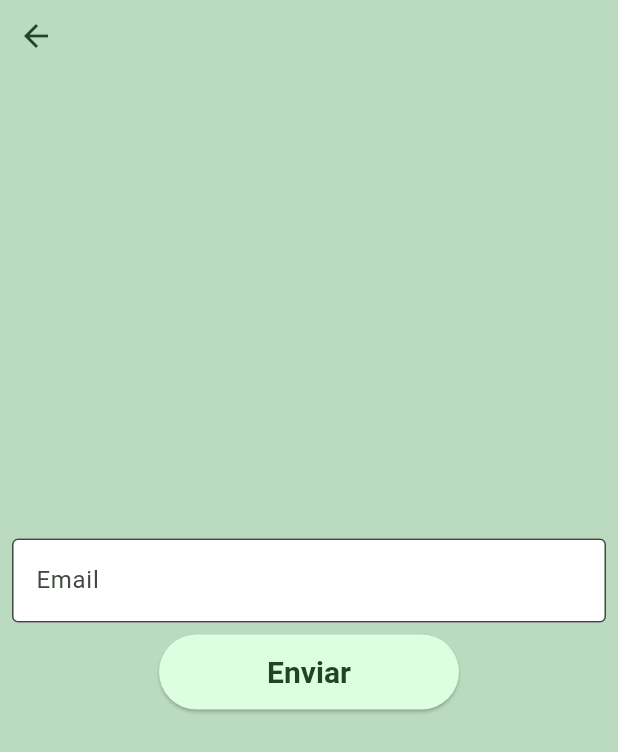
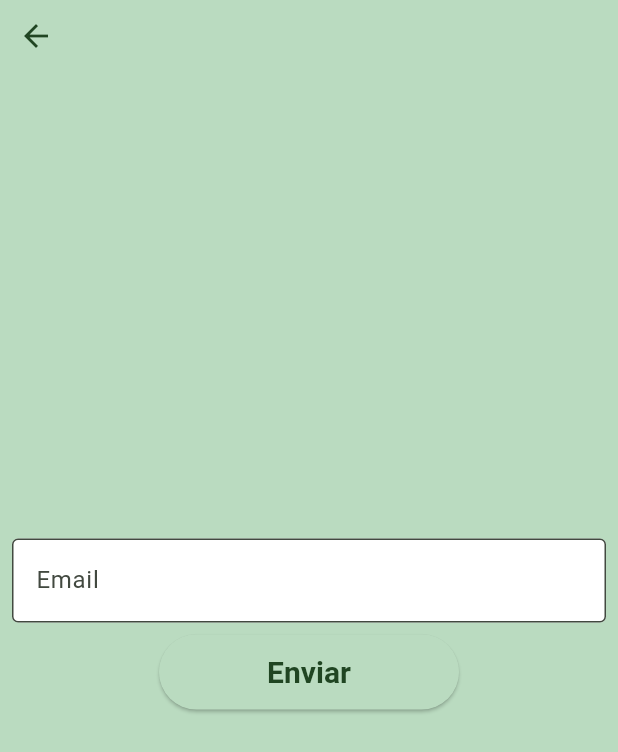
Before and after one commit to luhelenals/projeto, a Flutter app: the PasswordResetScreen screen opened directly, on a phone screen of 412 x 824 dp. Shown: the top 752 px of the screen. Run offline on Flutter 3.47's test engine with Material 3 defaults, Android fonts, the phone set to English and light mode, and no system bars; our stand-ins replace firebase_auth, firebase_core, fl_chart, hive_flutter; missing offline and left inert: flutter_barcode_scanner; accounts and stored records are empty.

Commit message:
Resetar senha + início leitura QR code

```diff
--- a/lib/authentication/login_page.dart
+++ b/lib/authentication/login_page.dart
@@ -2,8 +2,8 @@ import 'package:firebase_auth/firebase_auth.dart';
 import 'package:flutter/material.dart';
 import 'package:projeto/configs/app_settings.dart';
 import 'first_access.dart';
-import '../pages/password_reset.dart';
-import '../pages/home_page.dart';
+import 'package:projeto/authentication/password_reset.dart';
+import 'package:projeto/pages/home_page.dart';
 
 class LogInPage extends StatefulWidget {
   const LogInPage({Key? key}) : super(key: key);
@@ -134,7 +134,7 @@ class _LogInPageState extends State<LogInPage> {
                           Navigator.push(
                             context,
                             MaterialPageRoute(
-                                builder: (context) => const PasswordResetScreen()),
+                                builder: (context) => PasswordResetScreen()),
                           );
                         },
                         child: Text(
--- a/lib/pages/password_reset.dart
+++ b/lib/authentication/password_reset.dart
@@ -1,8 +1,18 @@
 import 'package:flutter/material.dart';
+import 'package:projeto/authentication/auth_service.dart';
 import 'package:projeto/authentication/login_page.dart';
+import 'package:projeto/configs/app_settings.dart';
 
-class PasswordResetScreen extends StatelessWidget {
-  const PasswordResetScreen({Key? key});
+class PasswordResetScreen extends StatefulWidget {
+  const PasswordResetScreen({Key? key}) : super(key: key);
+
+  @override
+  State<PasswordResetScreen> createState() => _PasswordResetScreenState();
+}
+
+class _PasswordResetScreenState extends State<PasswordResetScreen> {
+  final _auth = AuthService();
+  final _emailController = TextEditingController();
 
   @override
   Widget build(BuildContext context) {
@@ -13,10 +23,11 @@ class PasswordResetScreen extends StatelessWidget {
             mainAxisAlignment: MainAxisAlignment.center,
             crossAxisAlignment: CrossAxisAlignment.center,
             children: <Widget>[
-              const Padding(
-                padding: EdgeInsets.all(8),
-                child: TextField(
-                  decoration: InputDecoration(
+              Padding(
+                padding: const EdgeInsets.all(8),
+                child: TextFormField(
+                  controller: _emailController,
+                  decoration: const InputDecoration(
                     border: OutlineInputBorder(),
                     hintText: 'Email',
                     fillColor: Colors.white,
@@ -27,20 +38,24 @@ class PasswordResetScreen extends StatelessWidget {
               ElevatedButton(
                 style: ButtonStyle(
                   backgroundColor: WidgetStateProperty.all<Color>(
-                    const Color(0xFFDEFFDF),
+                    AppSettings.getCorFundo(),
                   ),
                   minimumSize: WidgetStateProperty.all<Size>(
                     const Size(200, 50),
                   ),
                   textStyle: WidgetStateProperty.all<TextStyle>(
-                    const TextStyle(color: Color(0xFF204522)),
+                    TextStyle(color: AppSettings.getCorTema()),
                   ),
                 ),
-                onPressed: () => forgotPasswordEmailDialogue(context),
-                child: const Text(
+                onPressed: (){
+                  _auth.sendPasswordResetLink(_emailController.text);
+                  ScaffoldMessenger.of(context).showSnackBar(
+                    const SnackBar(content: Text('Email de recuperação de senha enviado.')));
+                },
+                child: Text(
                   'Enviar',
                   style: TextStyle(
-                      color: Color(0xFF204522),
+                      color: AppSettings.getCorTema(),
                       fontSize: 20,
                       fontWeight: FontWeight.bold),
                 ),
@@ -55,10 +70,10 @@ class PasswordResetScreen extends StatelessWidget {
                 // Navigate to the password reset screen
                 Navigator.pop(
                   context,
-                  MaterialPageRoute(builder: (context) => LogInPage()),
+                  MaterialPageRoute(builder: (context) => const LogInPage()),
                 );
               },
-              icon: const Icon(Icons.arrow_back, color: Color(0xFF204522)),
+              icon: Icon(Icons.arrow_back, color: AppSettings.getCorTema()),
             ),
           ),
         ],
--- a/lib/pages/profile_page.dart
+++ b/lib/pages/profile_page.dart
@@ -1,6 +1,6 @@
 //import 'package:firebase_auth/firebase_auth.dart';
 import 'package:flutter/material.dart';
-import 'package:projeto/authentication/current_user.dart';
+import 'package:projeto/authentication/auth_service.dart';
 import 'package:projeto/configs/app_settings.dart';
 
 class ProfilePage extends StatefulWidget {
@@ -11,13 +11,13 @@ const ProfilePage({Key? key}) : super(key: key);
 }
 
 class _ProfilePageState extends State<ProfilePage> {
-  late Usuario usuario;
+  late AuthService usuario;
   bool isLoading = true;
 
   @override
   void initState() {
     super.initState();
-    usuario = Usuario();
+    usuario = AuthService();
     fetchUserData();
   }
 
```
Also changed, not shown: lib/authentication/auth_service.dart (renamed from lib/authentication/current_user.dart, +11 -3 lines), lib/pages/add_nota.dart (+48 -22 lines), pubspec.yaml (+14 -10 lines), pubspec.lock, 10 other files.
